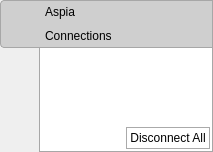
Old version of the form source/host/ui/notifier_window.ui in the repository dchapyshev/aspia.
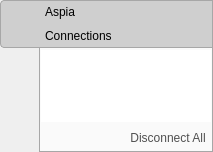
New version of the form. Icons and pictures are not drawn.

Diff of the .ui file:
```diff
--- a/source/host/ui/notifier_window.ui
+++ b/source/host/ui/notifier_window.ui
@@ -210,7 +210,7 @@
 border-right-style: solid;
 border-bottom-style: solid;
 border-top-style: none;
-background: white;
+background-color:#FAFAFA;
 padding: 30px;
 }</string>
      </property>
@@ -308,9 +308,10 @@
          <widget class="QPushButton" name="button_disconnect_all">
           <property name="styleSheet">
            <string notr="true">QPushButton {
-border: 1px solid #AAAAAA;
-background: white;
-color: black;
+border: 1px solid #FAFAFA;
+border-radius: 2px;
+background:#FAFAFA;
+color: #505050;
 padding: 3px;
 }
 QPushButton:hover {
```
Left out of the diff: 4 changed lines with no effect on the pictures.
